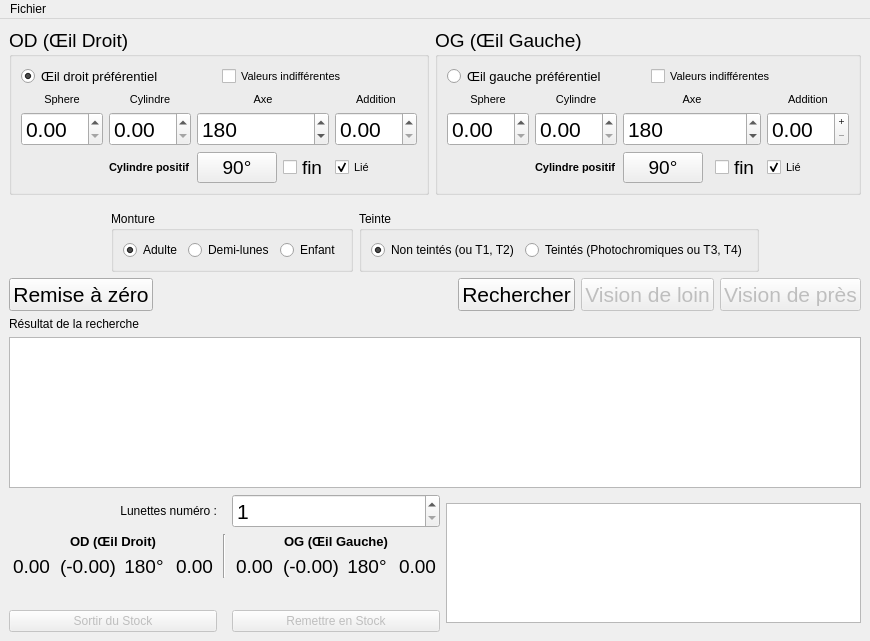
This is search.ui in Oripy/Oryx as Qt 5 draws it before an edit. The edited form follows.
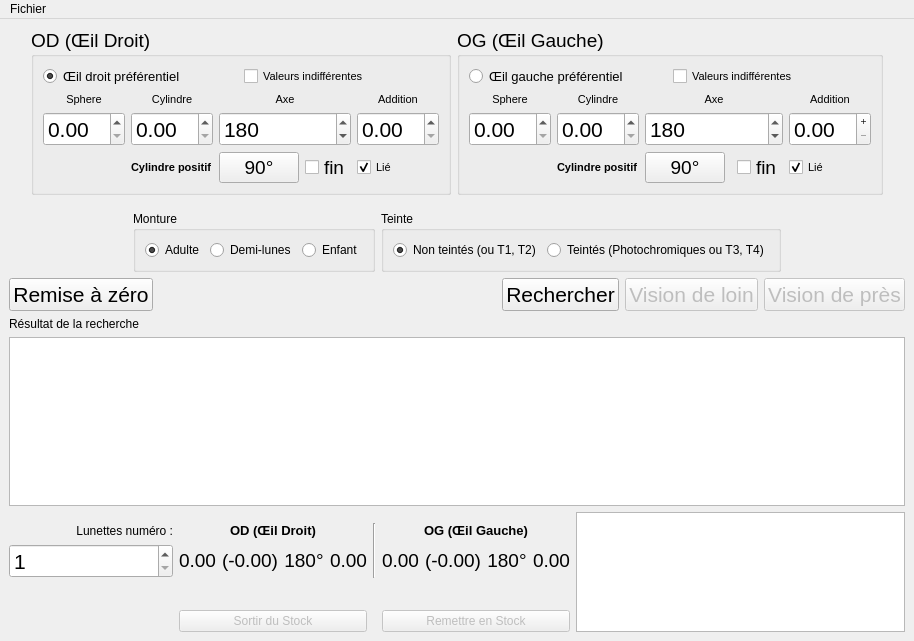
This is the edited form. Icons and pictures are not drawn. Custom widgets are drawn as their Qt base class.

Commit message: UI redisgn for smaller screens

```diff
--- a/search.ui
+++ b/search.ui
@@ -9,7 +9,7 @@
    <rect>
     <x>0</x>
     <y>0</y>
-    <width>807</width>
+    <width>914</width>
     <height>641</height>
    </rect>
   </property>
@@ -741,67 +741,17 @@
       </item>
       <item>
        <layout class="QGridLayout" name="gridLayout">
-        <item row="1" column="0">
-         <widget class="QLabel" name="label_11">
-          <property name="sizePolicy">
-           <sizepolicy hsizetype="Preferred" vsizetype="Fixed">
-            <horstretch>0</horstretch>
-            <verstretch>0</verstretch>
-           </sizepolicy>
-          </property>
-          <property name="font">
-           <font>
-            <pointsize>10</pointsize>
-            <weight>75</weight>
-            <bold>true</bold>
-           </font>
+        <item row="4" column="3">
+         <widget class="QPushButton" name="addButton">
+          <property name="enabled">
+           <bool>false</bool>
           </property>
           <property name="text">
-           <string>OD (Œil Droit)</string>
+           <string>Remettre en Stock</string>
           </property>
-          <property name="alignment">
-           <set>Qt::AlignCenter</set>
-          </property>
          </widget>
         </item>
-        <item row="0" column="3" rowspan="5" colspan="2">
-         <widget class="QTextEdit" name="commentEdit">
-          <property name="sizePolicy">
-           <sizepolicy hsizetype="Expanding" vsizetype="Fixed">
-            <horstretch>0</horstretch>
-            <verstretch>0</verstretch>
-           </sizepolicy>
-          </property>
-          <property name="maximumSize">
-           <size>
-            <width>16777215</width>
-            <height>120</height>
-           </size>
-          </property>
-          <property name="readOnly">
-           <bool>true</bool>
-          </property>
-         </widget>
-        </item>
-        <item row="0" column="2">
-         <widget class="QSpinBox" name="eyeglassesNum">
-          <property name="font">
-           <font>
-            <pointsize>16</pointsize>
-           </font>
-          </property>
-          <property name="minimum">
-           <number>1</number>
-          </property>
-          <property name="maximum">
-           <number>1000000</number>
-          </property>
-          <property name="value">
-           <number>1</number>
-          </property>
-         </widget>
-        </item>
-        <item row="1" column="2">
+        <item row="1" column="3">
          <widget class="QLabel" name="label_12">
           <property name="sizePolicy">
            <sizepolicy hsizetype="Preferred" vsizetype="Fixed">
@@ -824,17 +774,7 @@
           </property>
          </widget>
         </item>
-        <item row="0" column="0">
-         <widget class="QLabel" name="label_10">
-          <property name="text">
-           <string>Lunettes numéro :</string>
-          </property>
-          <property name="alignment">
-           <set>Qt::AlignRight|Qt::AlignTrailing|Qt::AlignVCenter</set>
-          </property>
-         </widget>
-        </item>
-        <item row="2" column="2">
+        <item row="2" column="3">
          <layout class="QHBoxLayout" name="horizontalLayout_5">
           <property name="sizeConstraint">
            <enum>QLayout::SetMinimumSize</enum>
@@ -925,27 +865,30 @@
           </item>
          </layout>
         </item>
-        <item row="4" column="0">
-         <widget class="QPushButton" name="removeButton">
-          <property name="enabled">
-           <bool>false</bool>
+        <item row="1" column="1">
+         <widget class="QLabel" name="label_11">
+          <property name="sizePolicy">
+           <sizepolicy hsizetype="Preferred" vsizetype="Fixed">
+            <horstretch>0</horstretch>
+            <verstretch>0</verstretch>
+           </sizepolicy>
           </property>
-          <property name="text">
-           <string>Sortir du Stock</string>
+          <property name="font">
+           <font>
+            <pointsize>10</pointsize>
+            <weight>75</weight>
+            <bold>true</bold>
+           </font>
           </property>
-         </widget>
-        </item>
-        <item row="4" column="2">
-         <widget class="QPushButton" name="addButton">
-          <property name="enabled">
-           <bool>false</bool>
-          </property>
           <property name="text">
-           <string>Remettre en Stock</string>
+           <string>OD (Œil Droit)</string>
           </property>
+          <property name="alignment">
+           <set>Qt::AlignCenter</set>
+          </property>
          </widget>
         </item>
-        <item row="2" column="0">
+        <item row="2" column="1">
          <layout class="QHBoxLayout" name="horizontalLayout_4">
           <property name="sizeConstraint">
            <enum>QLayout::SetMinimumSize</enum>
@@ -1039,7 +982,61 @@
           </item>
          </layout>
         </item>
-        <item row="3" column="0" colspan="3">
+        <item row="0" column="4" rowspan="5" colspan="2">
+         <widget class="QTextEdit" name="commentEdit">
+          <property name="sizePolicy">
+           <sizepolicy hsizetype="Expanding" vsizetype="Fixed">
+            <horstretch>0</horstretch>
+            <verstretch>0</verstretch>
+           </sizepolicy>
+          </property>
+          <property name="maximumSize">
+           <size>
+            <width>16777215</width>
+            <height>120</height>
+           </size>
+          </property>
+          <property name="readOnly">
+           <bool>true</bool>
+          </property>
+         </widget>
+        </item>
+        <item row="1" column="2" rowspan="2">
+         <widget class="Line" name="line">
+          <property name="orientation">
+           <enum>Qt::Vertical</enum>
+          </property>
+         </widget>
+        </item>
+        <item row="1" column="0">
+         <widget class="QLabel" name="label_10">
+          <property name="text">
+           <string>Lunettes numéro :</string>
+          </property>
+          <property name="alignment">
+           <set>Qt::AlignRight|Qt::AlignTrailing|Qt::AlignVCenter</set>
+          </property>
+         </widget>
+        </item>
+        <item row="2" column="0">
+         <widget class="QSpinBox" name="eyeglassesNum">
+          <property name="font">
+           <font>
+            <pointsize>16</pointsize>
+           </font>
+          </property>
+          <property name="minimum">
+           <number>1</number>
+          </property>
+          <property name="maximum">
+           <number>1000000</number>
+          </property>
+          <property name="value">
+           <number>1</number>
+          </property>
+         </widget>
+        </item>
+        <item row="3" column="0" colspan="4">
          <layout class="QHBoxLayout" name="horizontalLayout_6">
           <item>
            <widget class="QLabel" name="frameLabel">
@@ -1092,10 +1089,13 @@
           </item>
          </layout>
         </item>
-        <item row="1" column="1" rowspan="2">
-         <widget class="Line" name="line">
-          <property name="orientation">
-           <enum>Qt::Vertical</enum>
+        <item row="4" column="1">
+         <widget class="QPushButton" name="removeButton">
+          <property name="enabled">
+           <bool>false</bool>
+          </property>
+          <property name="text">
+           <string>Sortir du Stock</string>
           </property>
          </widget>
         </item>
@@ -1110,8 +1110,8 @@
     <rect>
      <x>0</x>
      <y>0</y>
-     <width>807</width>
-     <height>18</height>
+     <width>914</width>
+     <height>22</height>
     </rect>
    </property>
    <widget class="QMenu" name="fileMenu">
```
The commit also changes 1 other file.
